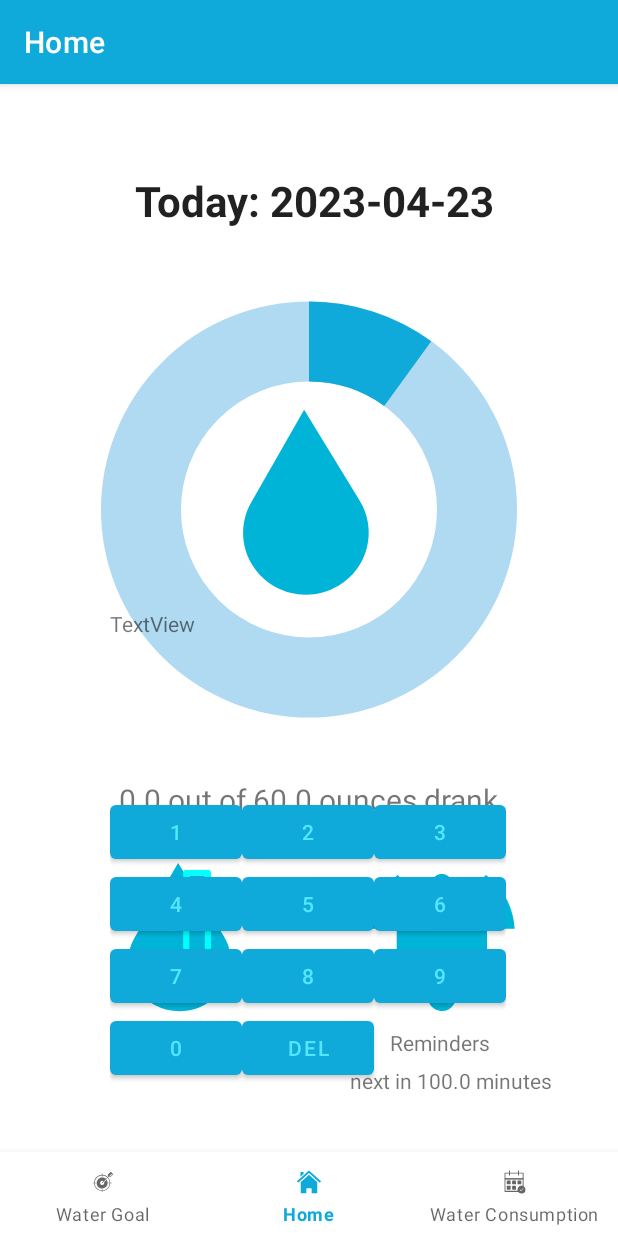
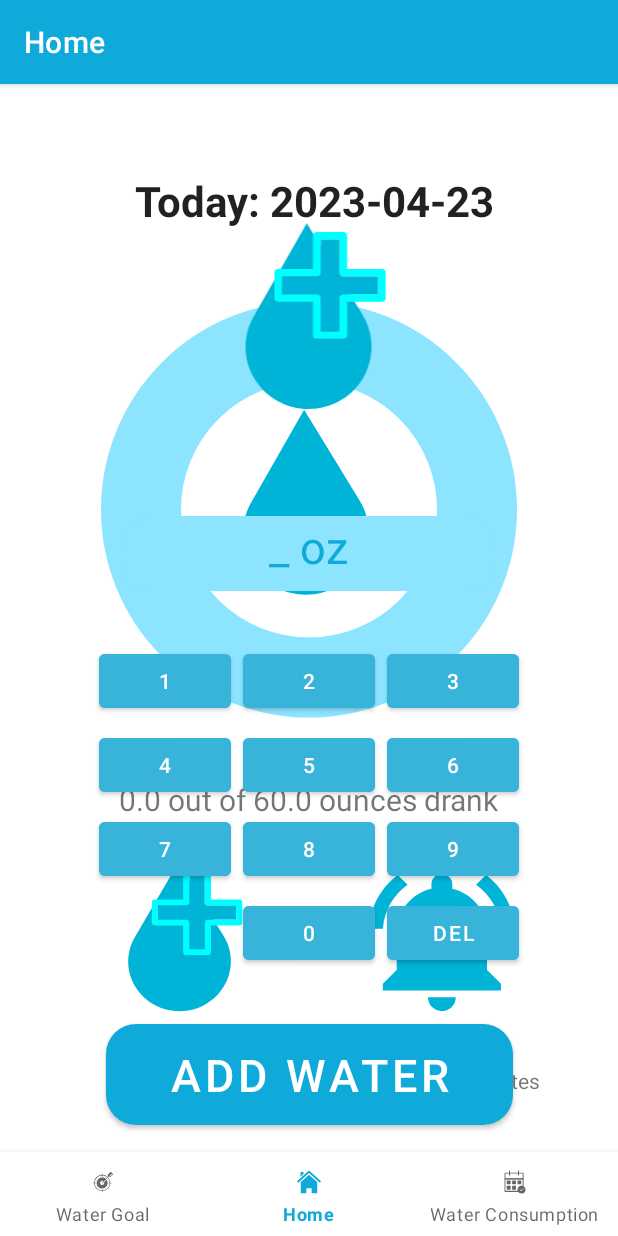
Before and after one commit to 2900xt/Smart-Water, an Android app: the fragment LogWaterFragment placed in its activity, on a phone screen of 412 x 824 dp. Run offline under Robolectric (Android 15) with nearby library versions, the phone set to English and light mode, and no system bars; our stand-ins replace navigation-ui.

Commit message:
Water Logger Done, and JSON Save file implmented

```diff
--- /dev/null
+++ b/app/src/main/java/com/remindrop/smartwater/Util.java
@@ -0,0 +1,126 @@
+package com.remindrop.smartwater;
+
+import android.content.Context;
+
+import androidx.fragment.app.Fragment;
+import androidx.fragment.app.FragmentTransaction;
+
+import org.json.JSONObject;
+import org.json.JSONTokener;
+
+import java.io.BufferedReader;
+import java.io.BufferedWriter;
+import java.io.File;
+import java.io.FileInputStream;
+import java.io.FileNotFoundException;
+import java.io.FileOutputStream;
+import java.io.FileReader;
+import java.io.FileWriter;
+import java.io.InputStreamReader;
+import java.io.OutputStreamWriter;
+
+public class Util {
+    public static void swapFragments(Fragment currentFragment, Fragment newFragment)
+    {
+        FragmentTransaction fragmentTransaction = currentFragment.getParentFragmentManager().beginTransaction();
+        fragmentTransaction.replace(R.id.nav_host_fragment_activity_main, newFragment);
+        fragmentTransaction.addToBackStack("Home");
+        fragmentTransaction.commit();
+    }
+
+    public static void writeJSON(JSONObject data, String filename, Context context) {
+        try
+        {
+            FileOutputStream fOS = context.openFileOutput(filename, Context.MODE_PRIVATE);
+            OutputStreamWriter osWriter = new OutputStreamWriter(fOS);
+            BufferedWriter writer = new BufferedWriter(osWriter);
+
+            writer.write(data.toString());
+
+            writer.close();
+            osWriter.close();
+            fOS.close();
+        } catch (Exception e)
+        {
+            e.printStackTrace();
+            System.exit(-1);
+        }
+    }
+
+    public static JSONObject readJSON(String filename, Context context)
+    {
+        JSONObject data = null;
+        try
+        {
+            FileInputStream fIS = context.openFileInput(filename);
+            InputStreamReader isReader = new InputStreamReader(fIS);
+            BufferedReader reader = new BufferedReader(isReader);
+
+            StringBuilder jsonBuilder = new StringBuilder();
+            String currentLine;
+            while((currentLine = reader.readLine()) != null)
+            {
+                jsonBuilder.append(currentLine);
+            }
+
+            if(jsonBuilder.length() < 1)
+            {
+                jsonBuilder.append("{}");
+            }
+
+            data = new JSONObject(
+                    new JSONTokener(jsonBuilder.toString())
+            );
+
+            reader.close();
+            isReader.close();
+            fIS.close();
+        }
+        catch (FileNotFoundException e)
+        {
+            try
+            {
+                FileOutputStream fOS = context.openFileOutput(filename, Context.MODE_PRIVATE);
+                OutputStreamWriter osWriter = new OutputStreamWriter(fOS);
+                BufferedWriter writer = new BufferedWriter(osWriter);
+
+                writer.write("{}");
+
+                writer.close();
+                osWriter.close();
+                fOS.close();
+            }
+            catch (Exception f)
+            {
+                f.printStackTrace();
+                System.exit(-1);
+            }
+        }
+        catch (Exception e)
+        {
+            e.printStackTrace();
+            System.exit(-1);
+        }
+
+        return data;
+    }
+
+    private static JSONObject JSONData;
+    private static Context JSONDataContext;
+
+    public static void JSONInit(Context context)
+    {
+        JSONDataContext = context;
+        JSONData = readJSON("remindropData.json", JSONDataContext);
+    }
+
+    public static void JSONSave()
+    {
+        writeJSON(JSONData, "remindropData.json", JSONDataContext);
+    }
+
+    public static JSONObject getJSON()
+    {
+        return JSONData;
+    }
+}
--- a/app/src/main/java/com/remindrop/smartwater/ui/home/HomeFragment.java
+++ b/app/src/main/java/com/remindrop/smartwater/ui/home/HomeFragment.java
@@ -10,27 +10,42 @@ import android.widget.TextView;
 import androidx.annotation.NonNull;
 import androidx.core.content.ContextCompat;
 import androidx.fragment.app.Fragment;
-import androidx.fragment.app.FragmentTransaction;
 import androidx.lifecycle.ViewModelProvider;
 
 import com.remindrop.smartwater.R;
+import com.remindrop.smartwater.Util;
 import com.remindrop.smartwater.databinding.FragmentHomeBinding;
+import com.remindrop.smartwater.ui.home.logwater.LogWaterFragment;
+import com.remindrop.smartwater.ui.home.reminders.ReminderFragment;
+
+import org.json.JSONException;
 
 public class HomeFragment extends Fragment {
 
     private FragmentHomeBinding binding;
-    private LayoutInflater inflater;
-    private ViewGroup container;
+    private HomeViewModel homeViewModel;
+    private void init() {
+        homeViewModel = new ViewModelProvider(this).get(HomeViewModel.class);
+        try {
+            homeViewModel.setData();
+        } catch (JSONException e)
+        {
+            e.printStackTrace();
+            System.exit(-1);
+        }
+    }
 
     public View onCreateView(@NonNull LayoutInflater inflater,
                              ViewGroup container, Bundle savedInstanceState) {
 
-        this.inflater = inflater;
-        this.container = container;
+        //We don't want to recreate the view-model every time we refresh
+        //
+        //This code runs once
 
-        HomeViewModel homeViewModel =
-                new ViewModelProvider(this).get(HomeViewModel.class);
-        homeViewModel.setData(0, 60, 100);
+        if(homeViewModel == null)
+        {
+            init();
+        }
 
         binding = FragmentHomeBinding.inflate(inflater, container, false);
         View root = binding.getRoot();
@@ -47,13 +62,13 @@ public class HomeFragment extends Fragment {
 
         final ImageView progressWheel = binding.waterProgressBar;
         final WaterProgBar waterProgressWheel = (WaterProgBar) progressWheel.getDrawable();
-        waterProgressWheel.setProgress(10);
+        waterProgressWheel.setProgress(homeViewModel.getProgress().getValue());
         waterProgressWheel.setColor(
                 ContextCompat.getColor(this.requireContext(), R.color.normal_blue),
                 ContextCompat.getColor(this.requireContext(), R.color.lighter_blue)
         );
 
-        ClickListener input = new ClickListener();
+        ClickListener input = new ClickListener(this);
 
         binding.imageBellIcon.setOnClickListener(input);
         binding.imageLogWater.setOnClickListener(input);
@@ -61,32 +76,33 @@ public class HomeFragment extends Fragment {
         return root;
     }
 
-    private void swapFragments(Fragment newFragment)
-    {
-        FragmentTransaction fragmentTransaction = getParentFragmentManager().beginTransaction();
-        fragmentTransaction.replace(R.id.nav_host_fragment_activity_main, newFragment);
-        fragmentTransaction.addToBackStack("Home");
-        fragmentTransaction.commit();
-    }
+
 
     private class ClickListener implements View.OnClickListener
     {
+        private Fragment parent;
+        public ClickListener(Fragment parent)
+        {
+            this.parent = parent;
+        }
         @Override
         public void onClick(View view) {
-            Fragment newFragment = null;
+            Fragment newFragment;
             switch(view.getId())
             {
                 case R.id.image_log_water:
-                    newFragment = new LogWaterFragment();
+                    newFragment = new LogWaterFragment(parent, homeViewModel);
                     break;
                 case R.id.image_bell_icon:
-                    newFragment = new ReminderFragment();
+                    newFragment = new ReminderFragment(parent, homeViewModel);
                     break;
+                default:
+                    newFragment = null;
             }
 
             if(newFragment != null)
             {
-                swapFragments(newFragment);
+                Util.swapFragments(parent, newFragment);
             }
         }
     }
@@ -96,4 +112,5 @@ public class HomeFragment extends Fragment {
         super.onDestroyView();
         binding = null;
     }
+
 }
--- a/app/src/main/java/com/remindrop/smartwater/ui/home/HomeViewModel.java
+++ b/app/src/main/java/com/remindrop/smartwater/ui/home/HomeViewModel.java
@@ -1,36 +1,62 @@
 package com.remindrop.smartwater.ui.home;
+
+import android.content.Context;
 
 import androidx.lifecycle.LiveData;
 import androidx.lifecycle.MutableLiveData;
 import androidx.lifecycle.ViewModel;
+
+import com.remindrop.smartwater.Util;
+
+import org.json.JSONException;
+import org.json.JSONObject;
 
 public class HomeViewModel extends ViewModel {
 
     private final MutableLiveData<String> ozDrankText;
     private final MutableLiveData<String> nextReminderTime;
     private final MutableLiveData<String> currentDateText;
-    private final MutableLiveData<Integer> progressDrank;
+    private final MutableLiveData<Double> progressDrank;
+    private double ouncesDrank, totalCapacity;
 
-    public HomeViewModel() {
-
+    public HomeViewModel()
+    {
         nextReminderTime = new MutableLiveData<>();
         currentDateText = new MutableLiveData<>();
         ozDrankText = new MutableLiveData<>();
         progressDrank = new MutableLiveData<>();
     }
 
-    public void setData(double ouncesDrank, double totalCapacity, double minutesBeforeNextRem)
+    public void setData() throws JSONException
     {
-        minutesBeforeNextRem = Math.round(minutesBeforeNextRem);
-        nextReminderTime.setValue("next in " + minutesBeforeNextRem + " minutes");
+        JSONObject JSONData = Util.getJSON();
 
-        totalCapacity = Math.round(totalCapacity * 10) / 10.0;
-        ouncesDrank = Math.round(ouncesDrank * 10) / 10.0;
+        if (!JSONData.has("nextReminderTime"))
+        {
+            JSONData.put("nextReminderTime", 0);
+        }
+
+        if (!JSONData.has("waterDrank"))
+        {
+            JSONData.put("waterDrank", 0);
+        }
+
+        if (!JSONData.has("totalCapacity"))
+        {
+            JSONData.put("totalCapacity", 60);
+        }
+
+        double nextReminder = Math.round(JSONData.getDouble("nextReminderTime"));
+
+        nextReminderTime.setValue("next in " + nextReminder + " minutes");
+
+        totalCapacity = Math.round(JSONData.getDouble("totalCapacity") * 10) / 10.0;
+
+        ouncesDrank = Math.round(JSONData.getDouble("waterDrank") * 10) / 10.0;
         ozDrankText.setValue(ouncesDrank + " out of " + totalCapacity + " ounces drank today!");
-
         currentDateText.setValue("Today: " + java.time.LocalDate.now().toString());
 
-        progressDrank.setValue((int)(ouncesDrank / totalCapacity));
+        progressDrank.setValue(ouncesDrank / totalCapacity);
     }
 
     public LiveData<String> getWaterDrankText()
@@ -48,8 +74,21 @@ public class HomeViewModel extends ViewModel {
         return currentDateText;
     }
 
-    public  LiveData<Integer> getProgress()
+    public  LiveData<Double> getProgress()
     {
         return progressDrank;
     }
+    public void addWaterDrank(int ounces)
+    {
+        ouncesDrank += ounces;
+
+        progressDrank.setValue(ouncesDrank / totalCapacity);
+        ozDrankText.setValue(ouncesDrank + " out of " + totalCapacity + " ounces drank today!");
+
+        try
+        {
+            Util.getJSON().put("waterDrank", ouncesDrank);
+        } catch (Exception ignored){}
+    }
+
 }
--- a/app/src/main/java/com/remindrop/smartwater/ui/home/LogWaterFragment.java
+++ /dev/null
@@ -1,73 +0,0 @@
-package com.remindrop.smartwater.ui.home;
-
-import android.os.Bundle;
-import android.view.LayoutInflater;
-import android.view.View;
-import android.view.ViewGroup;
-import android.widget.TextView;
-
-import androidx.annotation.NonNull;
-import androidx.fragment.app.Fragment;
-import androidx.lifecycle.LiveData;
-import androidx.lifecycle.MutableLiveData;
-
-import com.remindrop.smartwater.R;
-import com.remindrop.smartwater.databinding.FragmentLogWaterBinding;
-
-public class LogWaterFragment extends Fragment {
-
-    private FragmentLogWaterBinding binding;
-    private MutableLiveData<String> amountWater;
-    private StringBuilder keypadBuffer;
-
-    public View onCreateView(@NonNull LayoutInflater inflater,
-                             ViewGroup container, Bundle savedInstanceState){
-
-        binding = FragmentLogWaterBinding.inflate(inflater, container, false);
-        View root = binding.getRoot();
-
-        final OnKeyPressed clickListener = new OnKeyPressed();
-        keypadBuffer = new StringBuilder();
-
-        binding.buttonLogWater0.setOnClickListener(clickListener);
-        binding.buttonLogWater1.setOnClickListener(clickListener);
-        binding.buttonLogWater2.setOnClickListener(clickListener);
-        binding.buttonLogWater3.setOnClickListener(clickListener);
-        binding.buttonLogWater4.setOnClickListener(clickListener);
-        binding.buttonLogWater5.setOnClickListener(clickListener);
-        binding.buttonLogWater6.setOnClickListener(clickListener);
-        binding.buttonLogWater7.setOnClickListener(clickListener);
-        binding.buttonLogWater8.setOnClickListener(clickListener);
-        binding.buttonLogWater9.setOnClickListener(clickListener);
-        binding.buttonLogWaterDel.setOnClickListener(clickListener);
-
-        final TextView waterLoggedText = binding.textAmountLogged;
-        amountWater = new MutableLiveData<>();
-        amountWater.observe(getViewLifecycleOwner(), waterLoggedText::setText);
-
-        return root;
-    }
-
-    private class OnKeyPressed implements View.OnClickListener
-    {
-        @Override
-        public void onClick(View view) {
-            switch(view.getId())
-            {
-                case R.id.button_log_water_0:
-                    keypadBuffer.append(0);
-                    break;
-                case R.id.button_log_water_del:
-                    keypadBuffer.deleteCharAt(keypadBuffer.length() - 1);
-                    break;
-            }
-
-            amountWater.setValue(keypadBuffer.toString());
-        }
-    }
-
-    @Override
-    public void onDestroyView() {
-        super.onDestroyView();
-    }
-}
--- a/app/src/main/java/com/remindrop/smartwater/ui/home/WaterProgBar.java
+++ b/app/src/main/java/com/remindrop/smartwater/ui/home/WaterProgBar.java
@@ -62,8 +62,8 @@ public class WaterProgBar extends Drawable {
         this.bgColor = bg;
     }
 
-    public void setProgress(int progress) {
-        this.progress = progress;
+    public void setProgress(double progress) {
+        this.progress = (int) (progress * 100);
         invalidateSelf();
     }
 }
--- /dev/null
+++ b/app/src/main/java/com/remindrop/smartwater/ui/home/logwater/LogWaterFragment.java
@@ -0,0 +1,131 @@
+package com.remindrop.smartwater.ui.home.logwater;
+
+import android.annotation.SuppressLint;
+import android.os.Bundle;
+import android.view.LayoutInflater;
+import android.view.View;
+import android.view.ViewGroup;
+import android.widget.TextView;
+
+import androidx.annotation.NonNull;
+import androidx.fragment.app.Fragment;
+import androidx.lifecycle.MutableLiveData;
+
+import com.remindrop.smartwater.R;
+import com.remindrop.smartwater.Util;
+import com.remindrop.smartwater.databinding.FragmentLogWaterBinding;
+import com.remindrop.smartwater.ui.home.HomeViewModel;
+
+
+public class LogWaterFragment extends Fragment {
+
+    private FragmentLogWaterBinding binding;
+    private MutableLiveData<String> amountWater;
+    private StringBuilder keypadBuffer;
+    private Fragment parent;
+    private HomeViewModel viewModel;
+
+    public LogWaterFragment()
+    {
+
+    }
+
+    public LogWaterFragment(Fragment parent, HomeViewModel viewModel)
+    {
+        this.parent = parent;
+        this.viewModel = viewModel;
+    }
+
+    public View onCreateView(@NonNull LayoutInflater inflater,
+                             ViewGroup container, Bundle savedInstanceState){
+        binding = FragmentLogWaterBinding.inflate(inflater, container, false);
+        View root = binding.getRoot();
+
+        final OnKeyPressed clickListener = new OnKeyPressed(parent, this);
+
+        keypadBuffer = new StringBuilder();
+        amountWater = new MutableLiveData<>("_ oz");
+        final TextView waterLoggedText = binding.textAmountLogged;
+        amountWater.observe(getViewLifecycleOwner(), waterLoggedText::setText);
+
+        binding.buttonLogWater0.setOnClickListener(clickListener);
+        binding.buttonLogWater1.setOnClickListener(clickListener);
+        binding.buttonLogWater2.setOnClickListener(clickListener);
+        binding.buttonLogWater3.setOnClickListener(clickListener);
+        binding.buttonLogWater4.setOnClickListener(clickListener);
+        binding.buttonLogWater5.setOnClickListener(clickListener);
+        binding.buttonLogWater6.setOnClickListener(clickListener);
+        binding.buttonLogWater7.setOnClickListener(clickListener);
+        binding.buttonLogWater8.setOnClickListener(clickListener);
+        binding.buttonLogWater9.setOnClickListener(clickListener);
+        binding.buttonLogWaterDel.setOnClickListener(clickListener);
+
+        binding.buttonAddWater.setOnClickListener(clickListener);
+
+        return root;
+    }
+
+    private class OnKeyPressed implements View.OnClickListener
+    {
+        private Fragment parent;
+        private Fragment current;
+        public OnKeyPressed(Fragment parent, Fragment current)
+        {
+            this.parent = parent;
+            this.current = current;
+        }
+        @SuppressLint("NonConstantResourceId")
+        @Override
+        public void onClick(View view) {
+            switch(view.getId())
+            {
+                case R.id.button_log_water_0:
+                    keypadBuffer.append(0);
+                    break;
+                case R.id.button_log_water_1:
+                    keypadBuffer.append(1);
+                    break;
+                case R.id.button_log_water_2:
+                    keypadBuffer.append(2);
+                    break;
+                case R.id.button_log_water_3:
+                    keypadBuffer.append(3);
+                    break;
+                case R.id.button_log_water_4:
+                    keypadBuffer.append(4);
+                    break;
+                case R.id.button_log_water_5:
+                    keypadBuffer.append(5);
+                    break;
+                case R.id.button_log_water_6:
+                    keypadBuffer.append(6);
+                    break;
+                case R.id.button_log_water_7:
+                    keypadBuffer.append(7);
+                    break;
+                case R.id.button_log_water_8:
+                    keypadBuffer.append(8);
+                    break;
+                case R.id.button_log_water_9:
+                    keypadBuffer.append(9);
+                    break;
+                case R.id.button_log_water_del:
+                    if(keypadBuffer.length() != 0)
+                        keypadBuffer.deleteCharAt(keypadBuffer.length() - 1);
+                    break;
+                case R.id.button_add_water:
+                    int amount = Integer.parseInt(keypadBuffer.toString());
+                    viewModel.addWaterDrank(amount);
+                    Util.swapFragments(current, parent);
+                    break;
+            }
+
+            amountWater.setValue(keypadBuffer.toString() + "_ oz");
+        }
+    }
+
+    @Override
+    public void onDestroyView() {
+        super.onDestroyView();
+    }
+}
--- /dev/null
+++ b/app/src/main/res/drawable/textview_rounded.xml
@@ -0,0 +1,5 @@
+<?xml version="1.0" encoding="utf-8"?>
+<shape xmlns:android="http://schemas.android.com/apk/res/android">
+    <solid android:color="@color/lighter_blue" />
+    <corners android:radius="20dp" />
+</shape>
--- a/app/src/main/res/layout/fragment_log_water.xml
+++ b/app/src/main/res/layout/fragment_log_water.xml
@@ -5,7 +5,7 @@
     android:layout_height="match_parent"
 
     xmlns:tools="http://schemas.android.com/tools"
-    tools:context="com.remindrop.smartwater.ui.home.LogWaterFragment"
+    tools:context="com.remindrop.smartwater.ui.home.logwater.LogWaterFragment"
     tools:ignore="HardcodedText"
     >
 
@@ -17,67 +17,133 @@
         android:rowCount="4"
         app:layout_constraintBottom_toBottomOf="parent"
         app:layout_constraintEnd_toEndOf="parent"
-        app:layout_constraintHorizontal_bias="0.496"
         app:layout_constraintStart_toStartOf="parent"
         app:layout_constraintTop_toTopOf="parent"
-        app:layout_constraintVertical_bias="0.805">
+        app:layout_constraintVertical_bias="0.643">
 
         <Button
             android:id="@+id/button_log_water_1"
-            android:text="1" />
+            android:layout_margin="4dp"
+            android:backgroundTint="@color/light_blue"
+            android:text="1"
+            android:textColor="@color/white" />
 
         <Button
             android:id="@+id/button_log_water_2"
-            android:text="2" />
+            android:layout_margin="4dp"
+            android:backgroundTint="@color/light_blue"
+            android:text="2"
+            android:textColor="@color/white" />
 
         <Button
             android:id="@+id/button_log_water_3"
-            android:text="3" />
+            android:layout_margin="4dp"
+            android:backgroundTint="@color/light_blue"
+            android:text="3"
+            android:textColor="@color/white" />
 
         <Button
             android:id="@+id/button_log_water_4"
-            android:text="4" />
+            android:layout_margin="4dp"
+            android:backgroundTint="@color/light_blue"
+            android:text="4"
+            android:textColor="@color/white" />
 
         <Button
             android:id="@+id/button_log_water_5"
-            android:text="5" />
+            android:layout_margin="4dp"
+            android:backgroundTint="@color/light_blue"
+            android:text="5"
+            android:textColor="@color/white" />
 
         <Button
             android:id="@+id/button_log_water_6"
-            android:text="6" />
+            android:layout_margin="4dp"
+            android:backgroundTint="@color/light_blue"
+            android:text="6"
+            android:textColor="@color/white" />
 
         <Button
             android:id="@+id/button_log_water_7"
-            android:text="7" />
+            android:layout_margin="4dp"
+            android:backgroundTint="@color/light_blue"
+            android:text="7"
+            android:textColor="@color/white" />
 
         <Button
             android:id="@+id/button_log_water_8"
-            android:text="8" />
+            android:layout_margin="4dp"
+            android:backgroundTint="@color/light_blue"
+            android:text="8"
+            android:textColor="@color/white" />
 
         <Button
             android:id="@+id/button_log_water_9"
-            android:text="9" />
+            android:layout_margin="4dp"
+            android:backgroundTint="@color/light_blue"
+            android:text="9"
+            android:textColor="@color/white" />
+
+        <ImageView android:contentDescription="@null" />
 
         <Button
             android:id="@+id/button_log_water_0"
-            android:text="0" />
+            android:layout_margin="4dp"
+            android:backgroundTint="@color/light_blue"
+            android:text="0"
+            android:textColor="@color/white" />
 
         <Button
             android:id="@+id/button_log_water_del"
-            android:text="del" />
+            android:layout_margin="4dp"
+            android:backgroundTint="@color/light_blue"
+            android:text="del"
+            android:textColor="@color/white" />
     </GridLayout>
 
     <TextView
         android:id="@+id/text_amount_logged"
-        android:layout_width="258dp"
+        android:layout_width="250dp"
         android:layout_height="50dp"
-        android:text="TextView"
+        android:background="@drawable/textview_rounded"
+        android:textAlignment="center"
+        android:textAppearance="@style/TextAppearance.AppCompat.Large"
+        android:textColor="@color/normal_blue"
+        android:textSize="30sp"
         app:layout_constraintBottom_toBottomOf="parent"
         app:layout_constraintEnd_toEndOf="parent"
-        app:layout_constraintHorizontal_bias="0.477"
+        app:layout_constraintHorizontal_bias="0.496"
         app:layout_constraintStart_toStartOf="parent"
         app:layout_constraintTop_toTopOf="parent"
-        app:layout_constraintVertical_bias="0.444" />
+
+        app:layout_constraintVertical_bias="0.35" />
+
+    <ImageView
+        android:id="@+id/image_log_water"
+        android:layout_width="372dp"
+        android:layout_height="198dp"
+        android:src="@drawable/ic_log_extra_water"
+        app:layout_constraintBottom_toBottomOf="parent"
+        app:layout_constraintEnd_toEndOf="parent"
+        app:layout_constraintHorizontal_bias="0.589"
+        app:layout_constraintStart_toStartOf="parent"
+        app:layout_constraintTop_toTopOf="parent"
+        app:layout_constraintVertical_bias="0.005" />
+
+    <Button
+        android:id="@+id/button_add_water"
+        android:layout_width="271dp"
+        android:layout_height="67dp"
+        android:background="@drawable/textview_rounded"
+        android:text="Add Water"
+        android:textAlignment="center"
+        android:textColor="@color/white"
+        android:textSize="30sp"
+        app:layout_constraintBottom_toBottomOf="parent"
+        app:layout_constraintEnd_toEndOf="parent"
+        app:layout_constraintStart_toStartOf="parent"
+        app:layout_constraintTop_toTopOf="parent"
+        app:layout_constraintVertical_bias="0.885" />
 
 
 </androidx.constraintlayout.widget.ConstraintLayout>
--- a/app/src/main/res/layout/fragment_reminder.xml
+++ b/app/src/main/res/layout/fragment_reminder.xml
@@ -4,5 +4,5 @@
     android:layout_height="match_parent"
 
     xmlns:tools="http://schemas.android.com/tools"
-    tools:context="com.remindrop.smartwater.ui.home.ReminderFragment">
+    tools:context="com.remindrop.smartwater.ui.home.reminders.ReminderFragment">
 </androidx.constraintlayout.widget.ConstraintLayout>
--- a/app/src/main/res/values/colors.xml
+++ b/app/src/main/res/values/colors.xml
@@ -2,8 +2,8 @@
 <resources>
     <color name="black">#FF000000</color>
     <color name="white">#FFFFFFFF</color>
-    <color name="lighter_blue">#FFAFDAF1</color>
-    <color name="light_blue">#FF54E5FF</color>
+    <color name="lighter_blue">#FF8CE4FF</color>
+    <color name="light_blue">#FF38B4DA</color>
     <color name="normal_blue">#FF0FAADA</color>
     <color name="dark_blue">#FF0052DE</color>
 </resources>
```
Also changed, not shown: app/src/main/java/com/remindrop/smartwater/MainActivity.java (+23 -0 lines), app/src/main/java/com/remindrop/smartwater/ui/home/ReminderFragment.java (deleted, +0 -22 lines), app/src/main/java/com/remindrop/smartwater/ui/home/reminders/ReminderFragment.java (added, +39 -0 lines).
